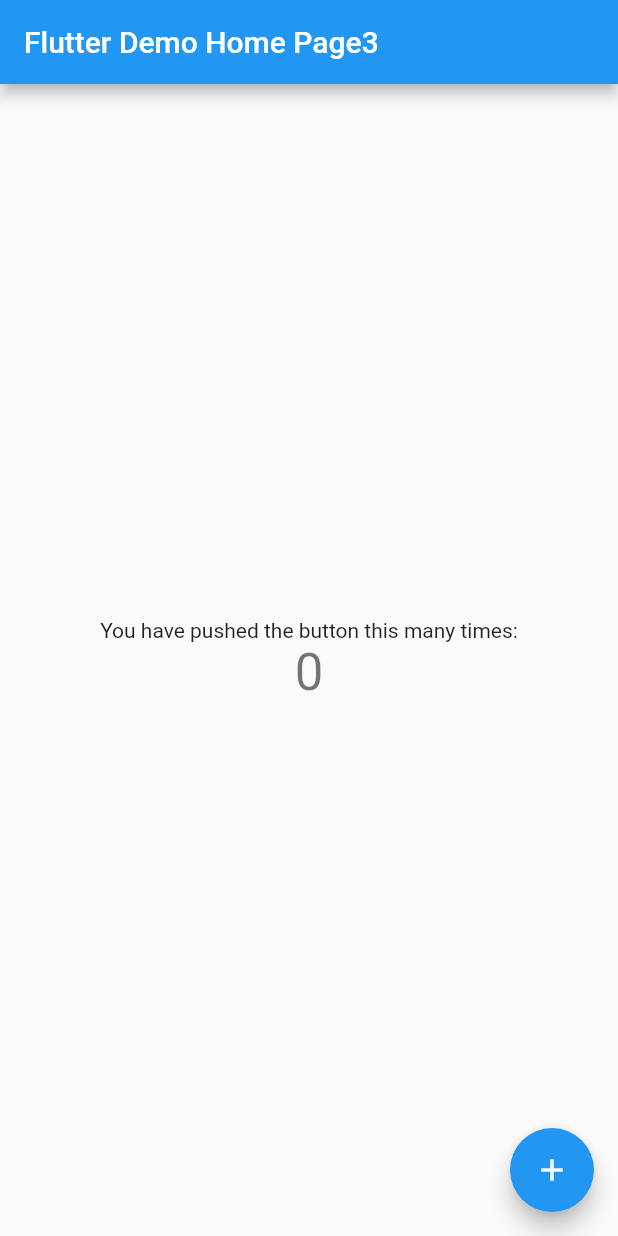
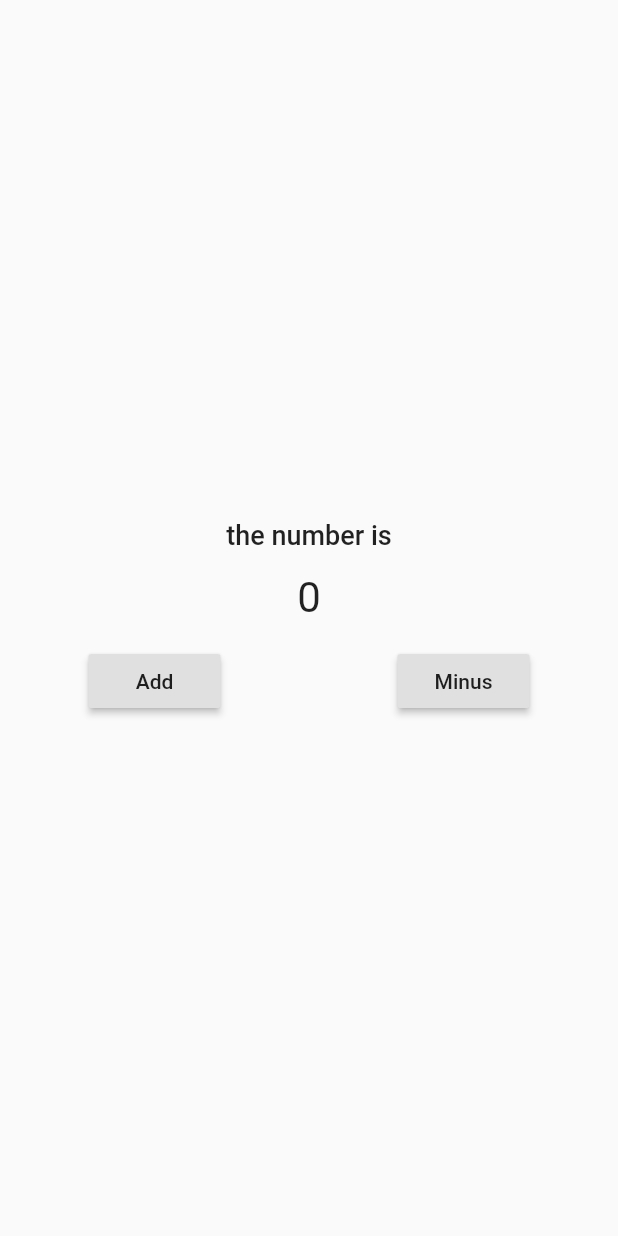
Before and after one commit to namget/flutterSample, a Flutter app: the screen it shows after launch, on a phone screen of 412 x 824 dp. Run offline on Flutter 3.47's test engine with Material 2 defaults, Android fonts, the phone set to English and light mode, and no system bars.

Commit message:
- 더하기 빼기

```diff
--- a/lib/main.dart
+++ b/lib/main.dart
@@ -7,92 +7,65 @@ class MyApp extends StatelessWidget {
   @override
   Widget build(BuildContext context) {
     return MaterialApp(
-      home: MyHomePage(title: 'Flutter Demo Home Page3'),
+      home: StupidState(),
     );
   }
 }
 
-class MyHomePage extends StatefulWidget {
-  MyHomePage({Key key, this.title}) : super(key: key);
-
-  // This widget is the home page of your application. It is stateful, meaning
-  // that it has a State object (defined below) that contains fields that affect
-  // how it looks.
-
-  // This class is the configuration for the state. It holds the values (in this
-  // case the title) provided by the parent (in this case the App widget) and
-  // used by the build method of the State. Fields in a Widget subclass are
-  // always marked "final".
-
-  final String title;
-
+class StupidState extends StatefulWidget {
   @override
-  _MyHomePageState createState() => _MyHomePageState();
+  Counter createState() => Counter();
 }
 
-class _MyHomePageState extends State<MyHomePage> {
-  int _counter = 0;
+class Counter extends State<StupidState> {
+  int count = 0;
 
-  void _incrementCounter() {
+  void add() {
     setState(() {
-      // This call to setState tells the Flutter framework that something has
-      // changed in this State, which causes it to rerun the build method below
-      // so that the display can reflect the updated values. If we changed
-      // _counter without calling setState(), then the build method would not be
-      // called again, and so nothing would appear to happen.
-      _counter++;
+      count += 1;
+    });
+  }
+
+  void minus() {
+    setState(() {
+      count -= 1;
     });
   }
 
   @override
   Widget build(BuildContext context) {
-    // This method is rerun every time setState is called, for instance as done
-    // by the _incrementCounter method above.
-    //
-    // The Flutter framework has been optimized to make rerunning build methods
-    // fast, so that you can just rebuild anything that needs updating rather
-    // than having to individually change instances of widgets.
+    //어플리케이션의 메인파트 여기서 모든 옵션을 볼 수 있음
     return Scaffold(
-      appBar: AppBar(
-        // Here we take the value from the MyHomePage object that was created by
-        // the App.build method, and use it to set our appbar title.
-        title: Text(widget.title),
-      ),
-      body: Center(
-        // Center is a layout widget. It takes a single child and positions it
-        // in the middle of the parent.
-        child: Column(
-          // Column is also a layout widget. It takes a list of children and
-          // arranges them vertically. By default, it sizes itself to fit its
-          // children horizontally, and tries to be as tall as its parent.
-          //
-          // Invoke "debug painting" (press "p" in the console, choose the
-          // "Toggle Debug Paint" action from the Flutter Inspector in Android
-          // Studio, or the "Toggle Debug Paint" command in Visual Studio Code)
-          // to see the wireframe for each widget.
-          //
-          // Column has various properties to control how it sizes itself and
-          // how it positions its children. Here we use mainAxisAlignment to
-          // center the children vertically; the main axis here is the vertical
-          // axis because Columns are vertical (the cross axis would be
-          // horizontal).
-          mainAxisAlignment: MainAxisAlignment.center,
+        // title과 +,- 버튼 두개 필요한것은 column
+        // column 안에 children, children은 위젯의 배열
+        body: Column(
+      mainAxisAlignment: MainAxisAlignment.center,
+      crossAxisAlignment: CrossAxisAlignment.center,
+      children: <Widget>[
+        Center(
+          child: Text(
+            "the number is",
+            style: TextStyle(fontWeight: FontWeight.w500, fontSize: 18),
+          ),
+        ),
+        //마진과 패딩 등등 다 위젯이다
+        Container(
+          margin: EdgeInsets.symmetric(vertical: 15),
+          child: Center(
+            child: Text(
+              '$count',
+              style: TextStyle(fontSize: 28),
+            ),
+          ),
+        ),
+        Row(
+          mainAxisAlignment: MainAxisAlignment.spaceAround,
           children: <Widget>[
-            Text(
-              'You have pushed the button this many times:',
-            ),
-            Text(
-              '$_counter',
-              style: Theme.of(context).textTheme.display1,
-            ),
+            RaisedButton(child: Text("Add"), onPressed: add),
+            RaisedButton(child: Text("Minus"), onPressed: minus)
           ],
-        ),
-      ),
-      floatingActionButton: FloatingActionButton(
-        onPressed: _incrementCounter,
-        tooltip: 'Increment',
-        child: Icon(Icons.add),
-      ), // This trailing comma makes auto-formatting nicer for build methods.
-    );
+        )
+      ],
+    ));
   }
 }
```
Also changed, not shown: 1 other file.
